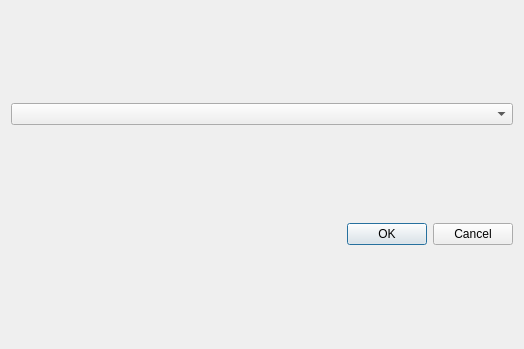
FranzouGame/SAE1.01-LecteurDiaporama, file V7_MVP_lecteurDiaporama/Fichiers de code/choixdiaporama.ui: the form before one commit.
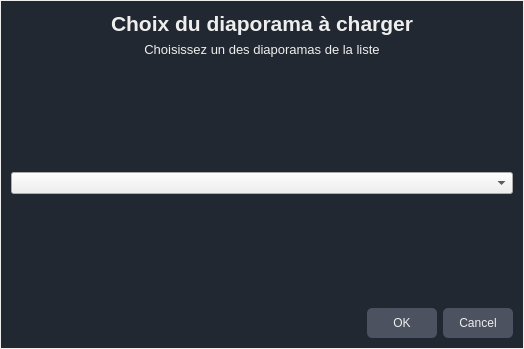
The form after the commit.

The edit to the form file:
```diff
--- a/V7_MVP_lecteurDiaporama/Fichiers de code/choixdiaporama.ui
+++ b/V7_MVP_lecteurDiaporama/Fichiers de code/choixdiaporama.ui
@@ -13,10 +13,120 @@
   <property name="windowTitle">
    <string>Dialog</string>
   </property>
-  <layout class="QVBoxLayout" name="verticalLayout">
+  <property name="styleSheet">
+   <string notr="true">/* Dans tout les QDialog */
+    QDialog{
+        background-color: #222831;
+        font-family: 'Times New Roman', Times, serif;
+        color: #EEEEEE; 
+        border: 1px solid #EEEEEE;
+    }
+    
+    QLabel{
+        color:#EEEEEE
+    }
+    
+
+/* Dans le QDialog FenÃªtre a propos */
+    QDialog{
+        background-color: #222831;
+        font-family: 'Times New Roman', Times, serif;
+        color: #EEEEEE; 
+        border: 1px solid #EEEEEE;
+    }
+    
+    QLabel{
+        color:#EEEEEE
+    }
+    
+    QPushButton{
+        background-color: #4c525f;
+        color: #EEEEEE;
+        border-color: #EEEEEE;
+        height: 30%;
+		width: 70%;
+        border-radius: 5%;
+        position: relative;
+    }</string>
+  </property>
+  <layout class="QVBoxLayout" name="verticalLayout_2">
+   <item>
+    <layout class="QVBoxLayout" name="verticalLayout">
+     <item>
+      <widget class="QLabel" name="label">
+       <property name="font">
+        <font>
+         <pointsize>16</pointsize>
+         <bold>true</bold>
+        </font>
+       </property>
+       <property name="styleSheet">
+        <string notr="true">/* Dans tout les QDialog */
+    QDialog{
+        background-color: #222831;
+        font-family: 'Times New Roman', Times, serif;
+        color: #EEEEEE; 
+        border: 1px solid #EEEEEE;
+    }
+    
+    QLabel{
+        color:#EEEEEE
+    }</string>
+       </property>
+       <property name="text">
+        <string>Choix du diaporama à charger</string>
+       </property>
+       <property name="alignment">
+        <set>Qt::AlignCenter</set>
+       </property>
+      </widget>
+     </item>
+    </layout>
+   </item>
+   <item>
+    <widget class="QLabel" name="label_2">
+     <property name="font">
+      <font>
+       <pointsize>10</pointsize>
+      </font>
+     </property>
+     <property name="text">
+      <string>Choisissez un des diaporamas de la liste</string>
+     </property>
+     <property name="alignment">
+      <set>Qt::AlignCenter</set>
+     </property>
+    </widget>
+   </item>
+   <item>
+    <spacer name="verticalSpacer_2">
+     <property name="orientation">
+      <enum>Qt::Vertical</enum>
+     </property>
+     <property name="sizeHint" stdset="0">
+      <size>
+       <width>20</width>
+       <height>40</height>
+      </size>
+     </property>
+    </spacer>
+   </item>
    <item>
     <widget class="QComboBox" name="comboBoxDiaporamas"/>
    </item>
+   <item>
+    <spacer name="verticalSpacer">
+     <property name="orientation">
+      <enum>Qt::Vertical</enum>
+     </property>
+     <property name="sizeHint" stdset="0">
+      <size>
+       <width>20</width>
+       <height>40</height>
+      </size>
+     </property>
+    </spacer>
+   </item>
    <item>
     <widget class="QDialogButtonBox" name="buttonBox">
      <property name="orientation">
```
